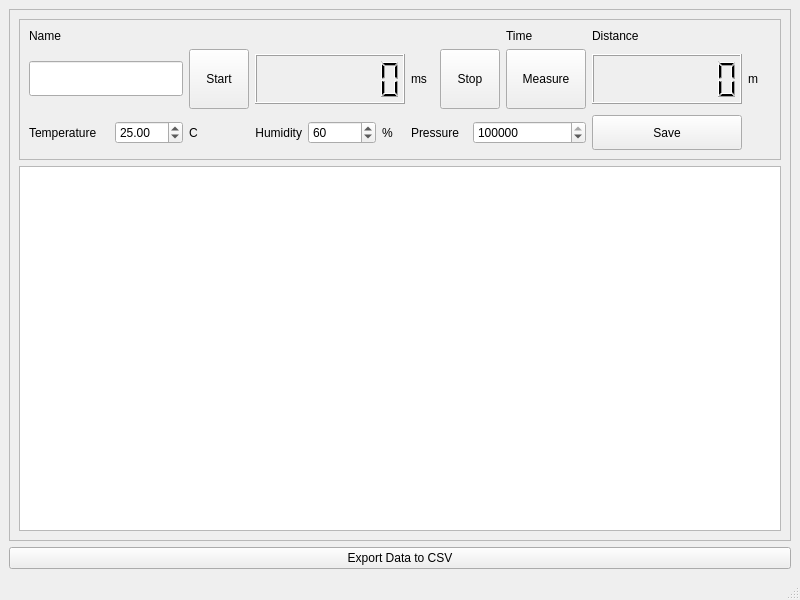
Old version of the form ui/distance_measure_app_ui.ui in the repository Imran2205/DistanceMeasure.
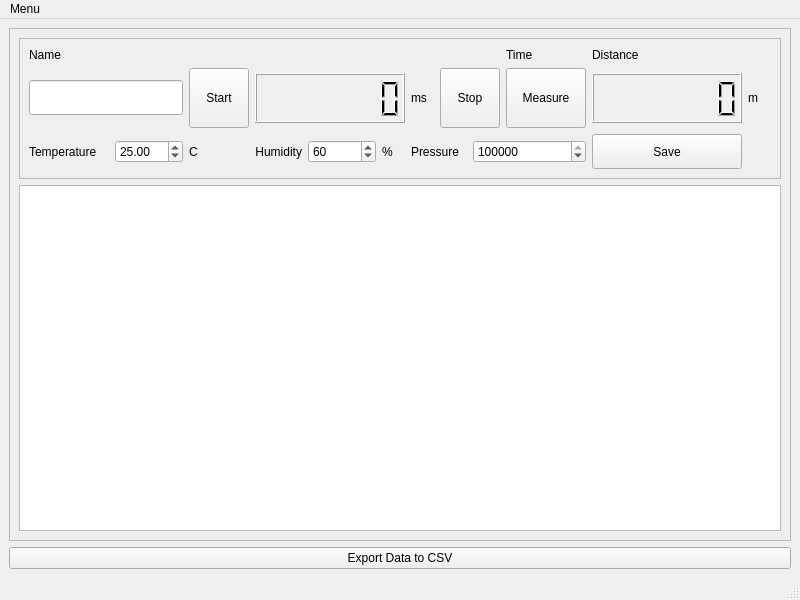
New version of the form.

The edit to the form file:
```diff
--- a/ui/distance_measure_app_ui.ui
+++ b/ui/distance_measure_app_ui.ui
@@ -359,6 +359,13 @@
      <height>21</height>
     </rect>
    </property>
+   <widget class="QMenu" name="menuMenu">
+    <property name="title">
+     <string>Menu</string>
+    </property>
+    <addaction name="actionClear_Data"/>
+   </widget>
+   <addaction name="menuMenu"/>
   </widget>
   <widget class="QStatusBar" name="statusbar"/>
  </widget>
```
Left out of the diff: 5 changed lines with no effect on the pictures.
